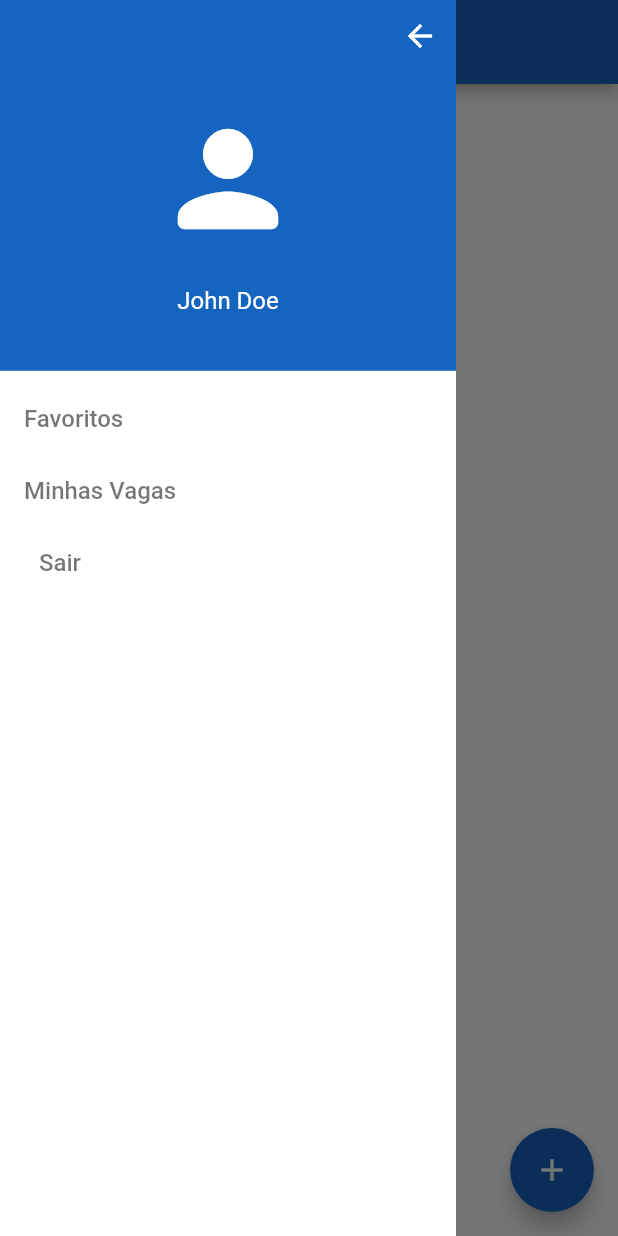
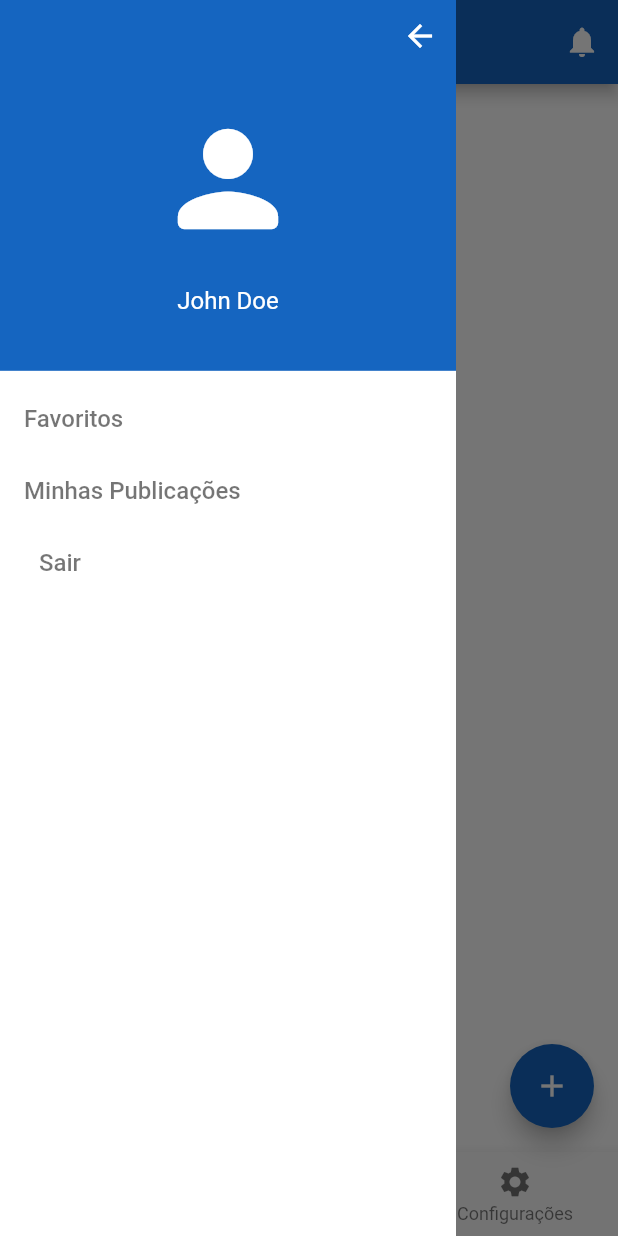
Before and after one commit to rafa-Nobre/Metropolly, a Flutter app: the screen it shows after launch, with the side drawer open, on a phone screen of 412 x 824 dp. Run offline on Flutter 3.47's test engine with Material 2 defaults, Android fonts, the phone set to English and light mode, and no system bars.

Commit message:
Novas implementações

```diff
--- a/lib/app/common/colors/app_colors.dart
+++ b/lib/app/common/colors/app_colors.dart
@@ -2,3 +2,6 @@ import 'package:flutter/material.dart';
 
 Color primaryColor = Colors.blue.shade800;
 Color secondaryColor = Colors.amber;
+Color cancelColor = Colors.redAccent;
+Color confirmColor = Colors.green.shade600;
+Color alertColor = Colors.yellow.shade400;
--- a/lib/app/common/colors/global_theme.dart
+++ b/lib/app/common/colors/global_theme.dart
@@ -16,7 +16,8 @@ ThemeData globalTheme(BuildContext context) {
       ),
     ),
     scaffoldBackgroundColor: Colors.white,
-    splashColor: secondaryColor,
+    splashColor: Colors.transparent,
+    hoverColor: Colors.transparent,
     elevatedButtonTheme: ElevatedButtonThemeData(
       style: ElevatedButton.styleFrom(
         backgroundColor: secondaryColor,
--- a/lib/app/common/widgets/app_drawer.dart
+++ b/lib/app/common/widgets/app_drawer.dart
@@ -53,7 +53,7 @@ class AppDrawer extends StatelessWidget {
                     ),
                     TextButton(
                       onPressed: () => Navigator.of(context).popAndPushNamed(RoutesConsts.root),
-                      child: const CommonText(text: 'Minhas Vagas'),
+                      child: const CommonText(text: 'Minhas Publicações'),
                     ),
                     TextButton(
                       onPressed: () => Navigator.of(context).popAndPushNamed(RoutesConsts.login),
--- /dev/null
+++ b/lib/app/common/widgets/appbar.dart
@@ -0,0 +1,32 @@
+import 'package:flutter/material.dart';
+import 'package:metropolly/app/common/colors/app_colors.dart';
+import '../../routes/routes_consts.dart';
+
+PreferredSizeWidget applicationAppbar(String title, BuildContext context) {
+  return AppBar(
+    title: const Text('Feed'),
+    centerTitle: true,
+    actions: [
+      IconButton(
+        splashRadius: 24.0,
+        onPressed: () => ModalRoute.of(context)?.settings.name != RoutesConsts.notification
+            ? Navigator.of(context).pushNamed(RoutesConsts.notification)
+            : null,
+        icon: ModalRoute.of(context)?.settings.name == RoutesConsts.notification
+            ? Icon(Icons.notifications, color: secondaryColor)
+            : Icon(Icons.notifications),
+      ),
+    ],
+    leading: Builder(
+      builder: (context) {
+        return IconButton(
+          onPressed: () => Scaffold.of(context).openDrawer(),
+          icon: const Icon(
+            Icons.menu,
+            color: Colors.white,
+          ),
+        );
+      },
+    ),
+  );
+}
--- a/lib/app/routes/app_routes.dart
+++ b/lib/app/routes/app_routes.dart
@@ -1,9 +1,11 @@
 import 'package:flutter/widgets.dart';
 import 'package:metropolly/app/routes/routes_consts.dart';
 import 'package:metropolly/app/screens/login_page.dart';
+import 'package:metropolly/app/screens/notifications_page.dart';
 import '../screens/home_page.dart';
 
 final Map<String, Widget Function(BuildContext)> appRoutes = {
   RoutesConsts.root: (context) => const HomePage(),
   RoutesConsts.login: (context) => const LoginPage(),
+  RoutesConsts.notification: (context) => const NotificationsPage(),
 };
--- a/lib/app/routes/routes_consts.dart
+++ b/lib/app/routes/routes_consts.dart
@@ -1,5 +1,5 @@
 class RoutesConsts {
   static const root = '/';
   static const login = '/login';
-  static const settings = '/settings';
+  static const notification = '/notification';
 }
--- a/lib/app/screens/home_page.dart
+++ b/lib/app/screens/home_page.dart
@@ -1,6 +1,10 @@
 import 'package:flutter/material.dart';
 import 'package:metropolly/app/common/colors/app_colors.dart';
 import 'package:metropolly/app/common/widgets/app_drawer.dart';
+import 'package:metropolly/app/common/widgets/appbar.dart';
+import 'package:metropolly/app/screens/feed_page.dart';
+import 'package:metropolly/app/screens/profile_page.dart';
+import 'package:metropolly/app/screens/settings_page.dart';
 
 class HomePage extends StatefulWidget {
   const HomePage({super.key});
@@ -10,29 +14,41 @@ class HomePage extends StatefulWidget {
 }
 
 class _HomePageState extends State<HomePage> {
+  int _pageIndex = 0;
+  final List<Widget> _pages = [
+    ProfilePage(),
+    FeedPage(),
+    SettingsPage(),
+  ];
+
   @override
   Widget build(BuildContext context) {
     return Scaffold(
-      appBar: AppBar(
-        title: const Text('Feed'),
-        leading: Builder(
-          builder: (context) {
-            return IconButton(
-              onPressed: () => Scaffold.of(context).openDrawer(),
-              icon: const Icon(
-                Icons.menu,
-                color: Colors.white,
-              ),
-            );
-          },
-        ),
-      ),
+      appBar: applicationAppbar("Home", context),
       drawer: const AppDrawer(),
-      body: Center(
-        child: Text(
-          'Hello World',
-          style: Theme.of(context).textTheme.headlineMedium,
-        ),
+      body: _pages[_pageIndex],
+      bottomNavigationBar: BottomNavigationBar(
+        currentIndex: _pageIndex,
+        onTap: (currentIndex) {
+          setState(() {
+            _pageIndex = currentIndex;
+          });
+        },
+        selectedItemColor: Colors.amber,
+        items: [
+          BottomNavigationBarItem(
+            icon: Icon(Icons.person),
+            label: "Perfil",
+          ),
+          BottomNavigationBarItem(
+            icon: Icon(Icons.home),
+            label: "Feed",
+          ),
+          BottomNavigationBarItem(
+            icon: Icon(Icons.settings),
+            label: "Configurações",
+          ),
+        ],
       ),
       floatingActionButton: FloatingActionButton(
         onPressed: null,
--- /dev/null
+++ b/lib/app/screens/profile_page.dart
@@ -0,0 +1,10 @@
+import 'package:flutter/material.dart';
+
+class ProfilePage extends StatelessWidget {
+  const ProfilePage({super.key});
+
+  @override
+  Widget build(BuildContext context) {
+    return Text('Olá Mundo');
+  }
+}
```
Also changed, not shown: lib/app/screens/feed_page.dart (added, +10 -0 lines), lib/app/screens/notifications_page.dart (added, +16 -0 lines), lib/app/screens/settings_page.dart (added, +10 -0 lines).
